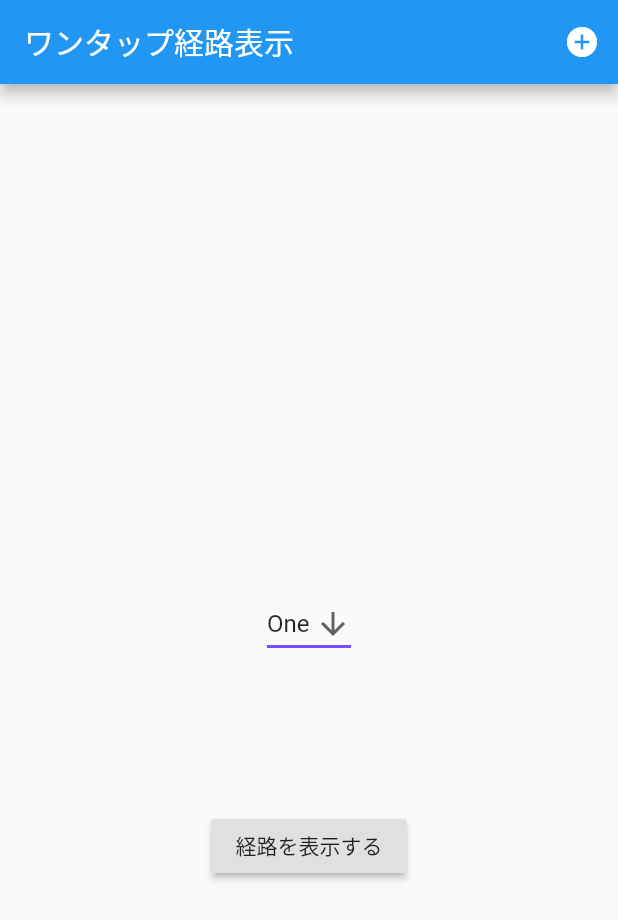
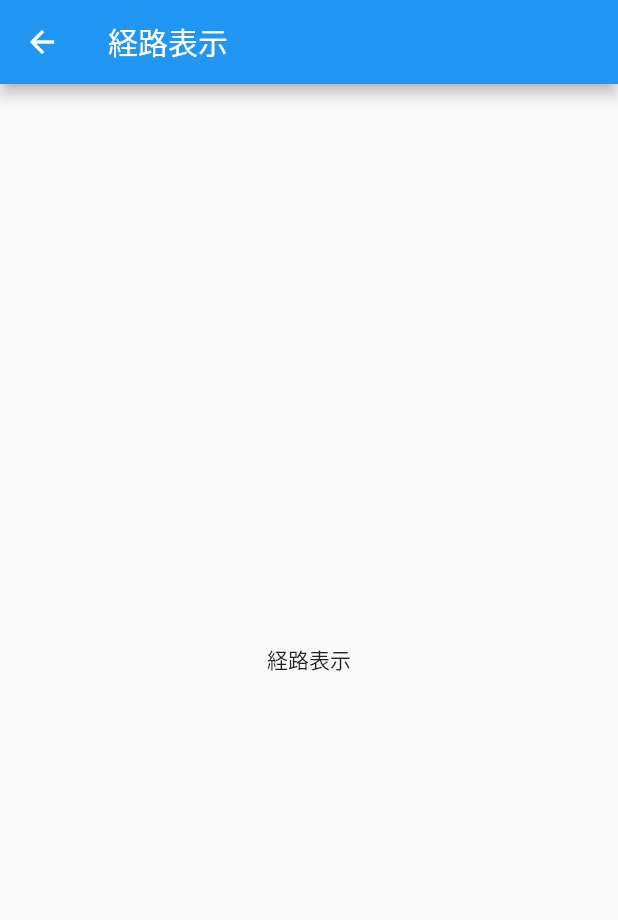
Before and after one commit to daichan1/ramirez, a Flutter app: the screen it shows after launch, after a tap on "経路を表示する", on a phone screen of 412 x 824 dp. Shown: the top 920 px of the screen. Run offline on Flutter 3.47's test engine with Material 2 defaults, Android fonts, the phone set to English and light mode, and no system bars.

Commit message:
create static_display_route_screen

```diff
--- a/lib/main.dart
+++ b/lib/main.dart
@@ -1,5 +1,6 @@
 import 'package:flutter/material.dart';
 import './new/index.dart';
+import './root/index.dart';
 
 void main() {
   runApp(new MaterialApp(
@@ -7,6 +8,7 @@ void main() {
     routes: <String, WidgetBuilder>{
       '/': (BuildContext context) => new MainScreen(),
       '/new': (BuildContext context) => new NewRootScreen(),
+      '/root': (BuildContext context) => new RootScreen(),
     },
   ));
 }
@@ -31,7 +33,20 @@ class MainScreen extends StatelessWidget {
           ],
         ),
         body: Center(
-          child: RoutePatten(),
+          child: Column(
+            mainAxisSize: MainAxisSize.min,
+            children: <Widget>[
+              RoutePatten(),
+              Container(
+                child: RaisedButton(
+                  child: Text('経路を表示する'),
+                  onPressed: () {
+                    Navigator.pushNamed(context, '/root');
+                  },
+                ),
+              ),
+            ],
+          ),
         ),
       ),
     );
@@ -78,19 +93,7 @@ class _RoutePatten extends State<RoutePatten> {
             }).toList(),
           ),
         ),
-        // 経路表示ボタン
-        routeButton
       ],
     );
   }
 }
-
-// 経路表示するボタンのコンポーネント
-Widget routeButton = Container(
-  child: RaisedButton(
-    child: Text('経路を表示する'),
-    onPressed: () {
-      // 経路表示画面に移動する
-    },
-  ),
-);
--- /dev/null
+++ b/lib/root/index.dart
@@ -0,0 +1,21 @@
+import 'package:flutter/material.dart';
+
+// 経路表示画面
+class RootScreen extends StatelessWidget {
+  @override
+  Widget build(BuildContext context) {
+    return Scaffold(
+      appBar: AppBar(
+        title: Text('経路表示'),
+      ),
+      body: Center(
+        child: Column(
+          mainAxisSize: MainAxisSize.min,
+          children: <Widget>[
+            Text('経路表示'),
+          ],
+        ),
+      )
+    );
+  }
+}
```
Also changed, not shown: 4 other files.
